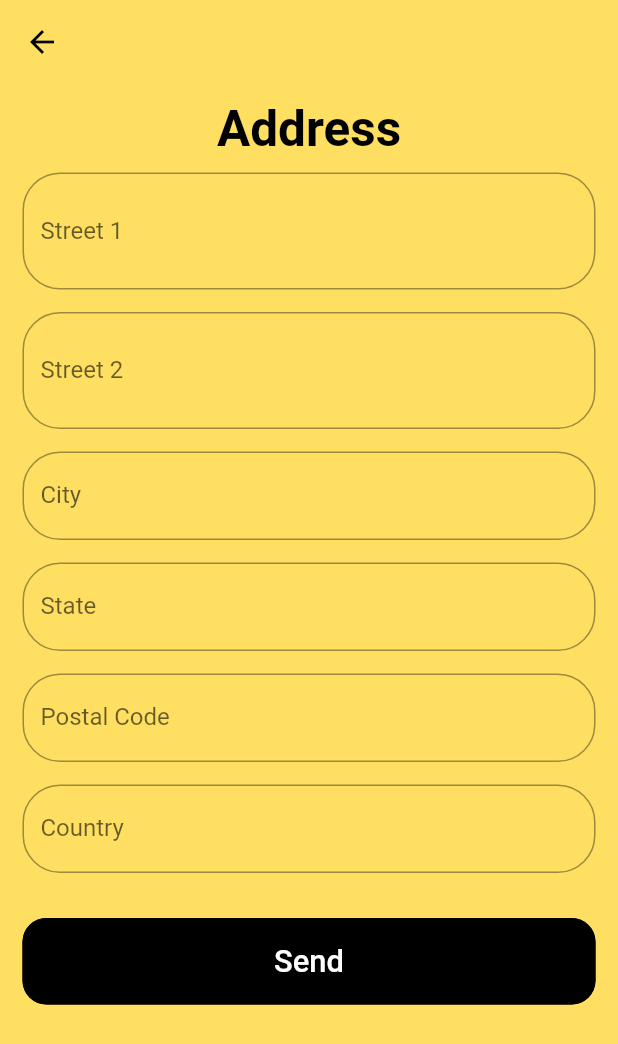
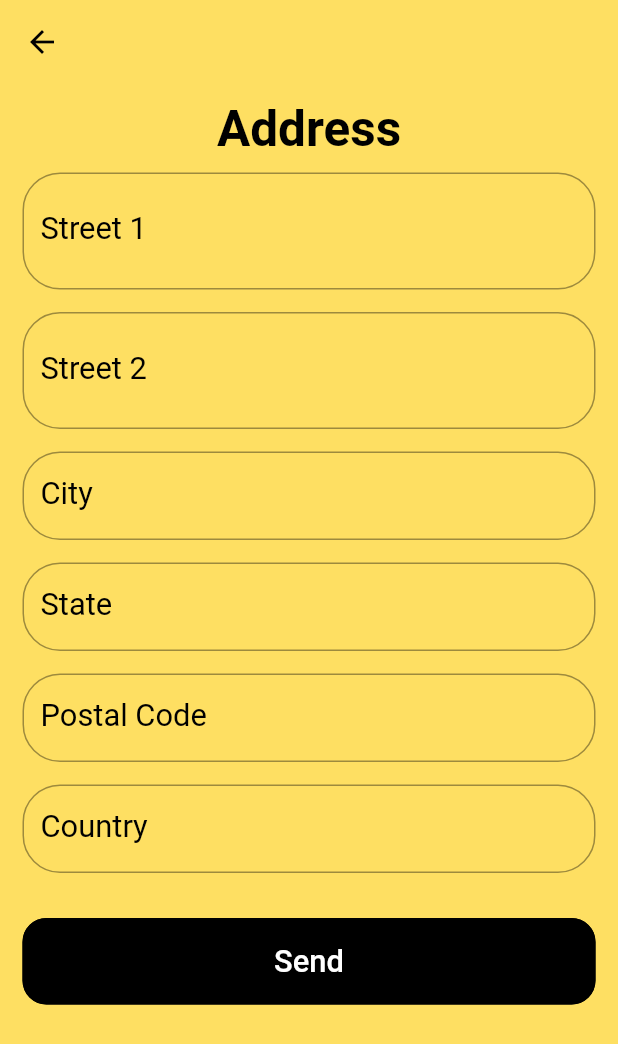
Before and after one commit to shammarafzal/Al-Haram-Furniture, a Flutter app: the MyAddresses screen opened directly, on a phone screen of 412 x 824 dp. Shown: the top 1044 px of the screen. Run offline on Flutter 3.47's test engine with Material 2 defaults, Android fonts, the phone set to English and light mode, and no system bars; our stand-ins replace device_preview, material_floating_search_bar, pin_code_text_field, shared_preferences; accounts and stored records are empty; project files that could hold a hidden picture were left out.

```diff
--- a/lib/components/category_list.dart
+++ b/lib/components/category_list.dart
@@ -7,7 +7,7 @@ class HorizontalList extends StatelessWidget {
   Widget build(BuildContext context) {
     return Container(
       width: SizeConfig.screenWidth * 1,
-      height: SizeConfig.screenHeight * 0.15,
+      height: SizeConfig.screenHeight * 0.11,
 
       child: Card(
         elevation: 2,
--- a/lib/pages/favouriteProducts.dart
+++ b/lib/pages/favouriteProducts.dart
@@ -1,4 +1,5 @@
 import 'package:al_haram_furnitures/components/cart_products.dart';
+import 'package:al_haram_furnitures/components/product_list.dart';
 import 'package:al_haram_furnitures/layout/SizeConfig.dart';
 import 'package:flutter/material.dart';
 
@@ -35,7 +36,7 @@ class _FavouriteProductsState extends State<FavouriteProducts> {
       ),
       body: Column(
         children: [
-          Expanded(child: CartProductsList()),
+          Flexible(child: ProductListView()),
         ],
       ),
     );
--- a/lib/pages/myAddresses.dart
+++ b/lib/pages/myAddresses.dart
@@ -77,6 +77,7 @@ class _MyAddressesState extends State<MyAddresses> {
                   primaryColorDark: Colors.black,
                 ),
                 child: TextField(
+                  cursorColor: Colors.black,
                   onChanged: (text) {
                     setState(() {
                       isEmptyStree1 = false;
@@ -85,6 +86,10 @@ class _MyAddressesState extends State<MyAddresses> {
                   controller: _street1,
                   maxLines: 2,
                   decoration: InputDecoration(
+                    focusedBorder:OutlineInputBorder(
+                      borderSide: const BorderSide(color: Colors.black),
+                      borderRadius: BorderRadius.circular(25.0),
+                    ),
                     border: OutlineInputBorder(
                       borderRadius: const BorderRadius.all(
                         const Radius.circular(25.0),
@@ -92,12 +97,15 @@ class _MyAddressesState extends State<MyAddresses> {
 
                     ),
                     labelText: 'Street 1',
-                    // / hintText: 'Enter Email',
+                    labelStyle: TextStyle(
+                        color: Colors.black,
+                        fontSize: SizeConfig.safeBlockHorizontal * 5
+                    ),
                     suffixIcon:  isEmptyStree1
                         ? null
                         :IconButton(
                       onPressed: () => _street1.clear(),
-                      icon: Icon(Icons.clear),
+                      icon: Icon(Icons.clear,color: Colors.black,),
                     ),
                   ),
                 ),
@@ -113,6 +121,7 @@ class _MyAddressesState extends State<MyAddresses> {
                   primaryColorDark: Colors.black,
                 ),
                 child: TextField(
+                  cursorColor: Colors.black,
                   onChanged: (text) {
                     setState(() {
                       isEmptyStree2 = false;
@@ -121,6 +130,10 @@ class _MyAddressesState extends State<MyAddresses> {
                   controller: _street2,
                   maxLines: 2,
                   decoration: InputDecoration(
+                    focusedBorder:OutlineInputBorder(
+                      borderSide: const BorderSide(color: Colors.black),
+                      borderRadius: BorderRadius.circular(25.0),
+                    ),
                     border: OutlineInputBorder(
                       borderRadius: const BorderRadius.all(
                         const Radius.circular(25.0),
@@ -128,12 +141,15 @@ class _MyAddressesState extends State<MyAddresses> {
 
                     ),
                     labelText: 'Street 2',
-                    // / hintText: 'Enter Email',
+                    labelStyle: TextStyle(
+                        color: Colors.black,
+                        fontSize: SizeConfig.safeBlockHorizontal * 5
+                    ),
                     suffixIcon:  isEmptyStree2
                         ? null
                         :IconButton(
                       onPressed: () => _street2.clear(),
-                      icon: Icon(Icons.clear),
+                      icon: Icon(Icons.clear,color: Colors.black,),
                     ),
                   ),
                 ),
@@ -149,6 +165,7 @@ class _MyAddressesState extends State<MyAddresses> {
                   primaryColorDark: Colors.black,
                 ),
                 child: TextField(
+                  cursorColor: Colors.black,
                   onChanged: (text) {
                     setState(() {
                       isEmptyCity = false;
@@ -156,6 +173,10 @@ class _MyAddressesState extends State<MyAddresses> {
                   },
                   controller: _city,
                   decoration: InputDecoration(
+                    focusedBorder:OutlineInputBorder(
+                      borderSide: const BorderSide(color: Colors.black),
+                      borderRadius: BorderRadius.circular(25.0),
+                    ),
                     border: OutlineInputBorder(
                       borderRadius: const BorderRadius.all(
                         const Radius.circular(25.0),
@@ -163,12 +184,15 @@ class _MyAddressesState extends State<MyAddresses> {
 
                     ),
                     labelText: 'City',
-                    // / hintText: 'Enter Email',
+                    labelStyle: TextStyle(
+                        color: Colors.black,
+                        fontSize: SizeConfig.safeBlockHorizontal * 5
+                    ),
                     suffixIcon:  isEmptyCity
                         ? null
                         :IconButton(
                       onPressed: () => _city.clear(),
-                      icon: Icon(Icons.clear),
+                      icon: Icon(Icons.clear,color: Colors.black,),
                     ),
                   ),
                 ),
@@ -184,6 +208,7 @@ class _MyAddressesState extends State<MyAddresses> {
                   primaryColorDark: Colors.black,
                 ),
                 child: TextField(
+                  cursorColor: Colors.black,
                   onChanged: (text) {
                     setState(() {
                       isEmptyState = false;
@@ -191,6 +216,10 @@ class _MyAddressesState extends State<MyAddresses> {
                   },
                   controller: _state,
                   decoration: InputDecoration(
+                    focusedBorder:OutlineInputBorder(
+                      borderSide: const BorderSide(color: Colors.black),
+                      borderRadius: BorderRadius.circular(25.0),
+                    ),
                     border: OutlineInputBorder(
                       borderRadius: const BorderRadius.all(
                         const Radius.circular(25.0),
@@ -198,12 +227,15 @@ class _MyAddressesState extends State<MyAddresses> {
 
                     ),
                     labelText: 'State',
-                    // / hintText: 'Enter Email',
+                    labelStyle: TextStyle(
+                        color: Colors.black,
+                        fontSize: SizeConfig.safeBlockHorizontal * 5
+                    ),
                     suffixIcon:  isEmptyState
                         ? null
                         :IconButton(
                       onPressed: () => _state.clear(),
-                      icon: Icon(Icons.clear),
+                      icon: Icon(Icons.clear,color: Colors.black,),
                     ),
                   ),
                 ),
@@ -218,6 +250,7 @@ class _MyAddressesState extends State<MyAddresses> {
                   primaryColorDark: Colors.black,
                 ),
                 child: TextField(
+                  cursorColor: Colors.black,
                   onChanged: (text) {
                     setState(() {
                       isEmptyPostalCode = false;
@@ -225,6 +258,10 @@ class _MyAddressesState extends State<MyAddresses> {
                   },
                   controller: _postalCode,
                   decoration: InputDecoration(
+                    focusedBorder:OutlineInputBorder(
+                      borderSide: const BorderSide(color: Colors.black),
+                      borderRadius: BorderRadius.circular(25.0),
+                    ),
                     border: OutlineInputBorder(
                       borderRadius: const BorderRadius.all(
                         const Radius.circular(25.0),
@@ -232,12 +269,15 @@ class _MyAddressesState extends State<MyAddresses> {
 
                     ),
                     labelText: 'Postal Code',
-                    // / hintText: 'Enter Email',
+                    labelStyle: TextStyle(
+                        color: Colors.black,
+                        fontSize: SizeConfig.safeBlockHorizontal * 5
+                    ),
                     suffixIcon:  isEmptyPostalCode
                         ? null
                         :IconButton(
                       onPressed: () => _postalCode.clear(),
-                      icon: Icon(Icons.clear),
+                      icon: Icon(Icons.clear,color: Colors.black,),
                     ),
                   ),
                 ),
@@ -252,6 +292,7 @@ class _MyAddressesState extends State<MyAddresses> {
                   primaryColorDark: Colors.black,
                 ),
                 child: TextField(
+                  cursorColor: Colors.black,
                   onChanged: (text) {
                     setState(() {
                       isEmptyCountry = false;
@@ -259,6 +300,10 @@ class _MyAddressesState extends State<MyAddresses> {
                   },
                   controller: _country,
                   decoration: InputDecoration(
+                    focusedBorder:OutlineInputBorder(
+                      borderSide: const BorderSide(color: Colors.black),
+                      borderRadius: BorderRadius.circular(25.0),
+                    ),
                     border: OutlineInputBorder(
                       borderRadius: const BorderRadius.all(
                         const Radius.circular(25.0),
@@ -266,12 +311,15 @@ class _MyAddressesState extends State<MyAddresses> {
 
                     ),
                     labelText: 'Country',
-                    // / hintText: 'Enter Email',
+                    labelStyle: TextStyle(
+                        color: Colors.black,
+                        fontSize: SizeConfig.safeBlockHorizontal * 5
+                    ),
                     suffixIcon:  isEmptyCountry
                         ? null
                         :IconButton(
                       onPressed: () => _country.clear(),
-                      icon: Icon(Icons.clear),
+                      icon: Icon(Icons.clear,color: Colors.black,),
                     ),
                   ),
                 ),
```
Also changed, not shown: lib/components/product_list.dart (+19 -10 lines), lib/pages/home.dart (+22 -22 lines).
